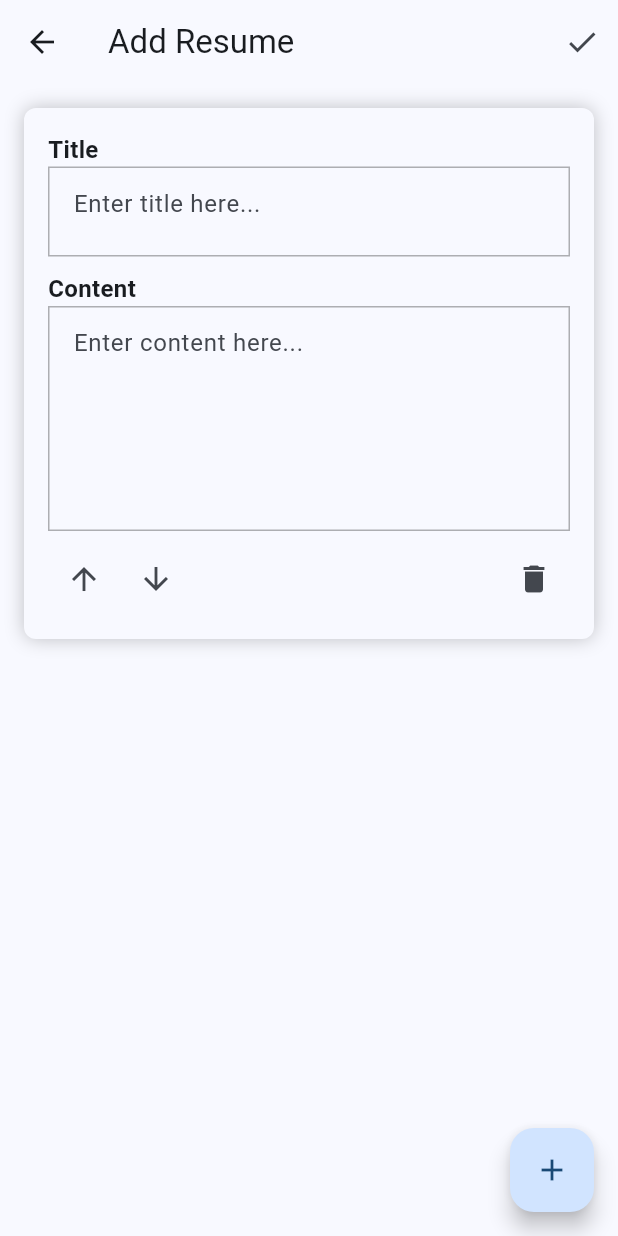
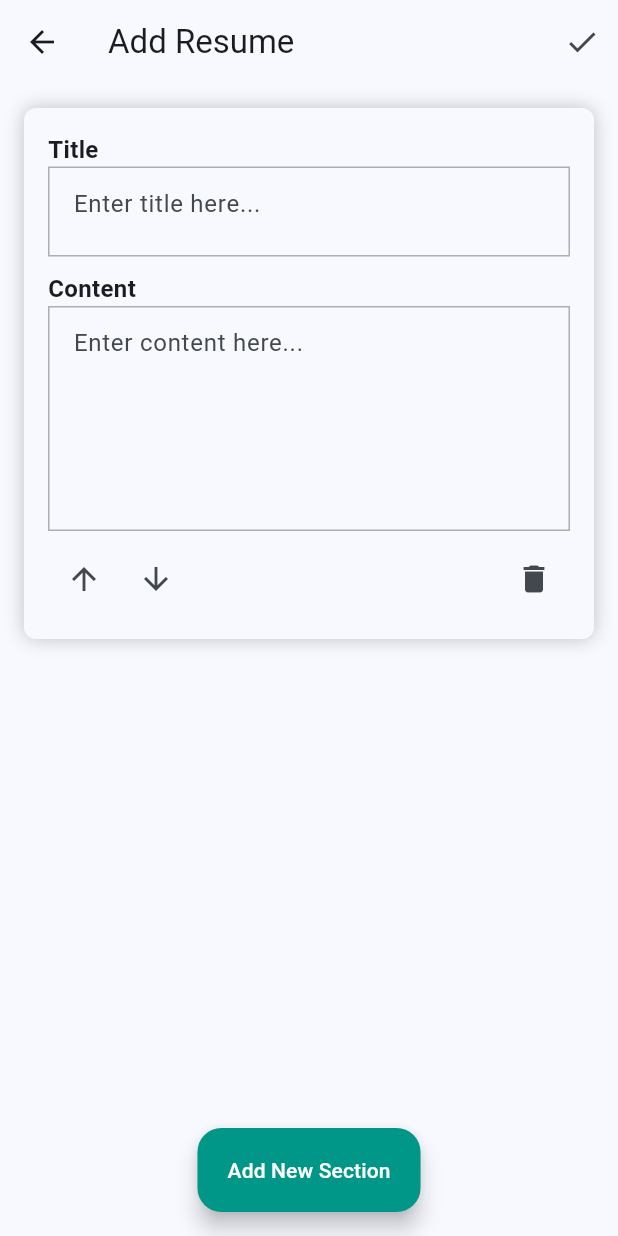
Before and after one commit to ejaz-ahamed/resume_builder_app, a Flutter app: the AddNewResumePage screen opened directly, on a phone screen of 412 x 824 dp. Run offline on Flutter 3.47's test engine with Material 3 defaults, Android fonts, the phone set to English and light mode, and no system bars; our stand-ins replace flutter_hooks, freezed_annotation, hooks_riverpod, riverpod_annotation, shared_preferences; accounts and stored records are empty; generated files the repository leaves out were written again.

Commit message:
Modified UI

```diff
--- a/lib/view/pages/add_or_edit_resume_page.dart
+++ b/lib/view/pages/add_or_edit_resume_page.dart
@@ -112,7 +112,12 @@ class AddNewResumePage extends HookConsumerWidget {
             TextButton(
               onPressed: () {
                 final title = titleController.text;
+                if (title.isEmpty) {
+                  ScaffoldMessenger.of(context).showSnackBar(
+                      const SnackBar(content: Text("Enter a Title")));
+                } else {
                   saveResume(title);
+                }
               },
               child: const Text('Save'),
             ),
@@ -192,7 +197,9 @@ class AddNewResumePage extends HookConsumerWidget {
       return null;
     }, []);
 
-    return Scaffold(
+    return GestureDetector(
+      onTap: () => FocusScope.of(context).unfocus(),
+      child: Scaffold(
         appBar: AppBar(
           title: Text(isEdit ? 'Edit Resume' : 'Add Resume'),
           actions: [
@@ -229,9 +236,15 @@ class AddNewResumePage extends HookConsumerWidget {
             itemCount: sectionsList.value.length,
           ),
         ),
-      floatingActionButton: FloatingActionButton(
+        floatingActionButton: FloatingActionButton.extended(
           onPressed: () => addNewSection(),
-        child: const Icon(Icons.add),
+          label: const Text(
+            "Add New Section",
+            style: TextStyle(color: Colors.white),
+          ),
+          backgroundColor: Colors.teal,
+        ),
+        floatingActionButtonLocation: FloatingActionButtonLocation.centerFloat,
       ),
     );
   }
--- a/lib/view/pages/home_page.dart
+++ b/lib/view/pages/home_page.dart
@@ -60,6 +60,10 @@ class HomePage extends ConsumerWidget {
                 return ListTile(
                   onTap: () => viewResume(index),
                   title: Text(resume.name),
+                  leading: CircleAvatar(
+                    radius: 15,
+                    child: Text("${index + 1}"),
+                  ),
                 );
               },
               separatorBuilder: (context, index) => const SizedBox(height: 16),
```
Lines whose indentation alone changed are shown as unchanged.
